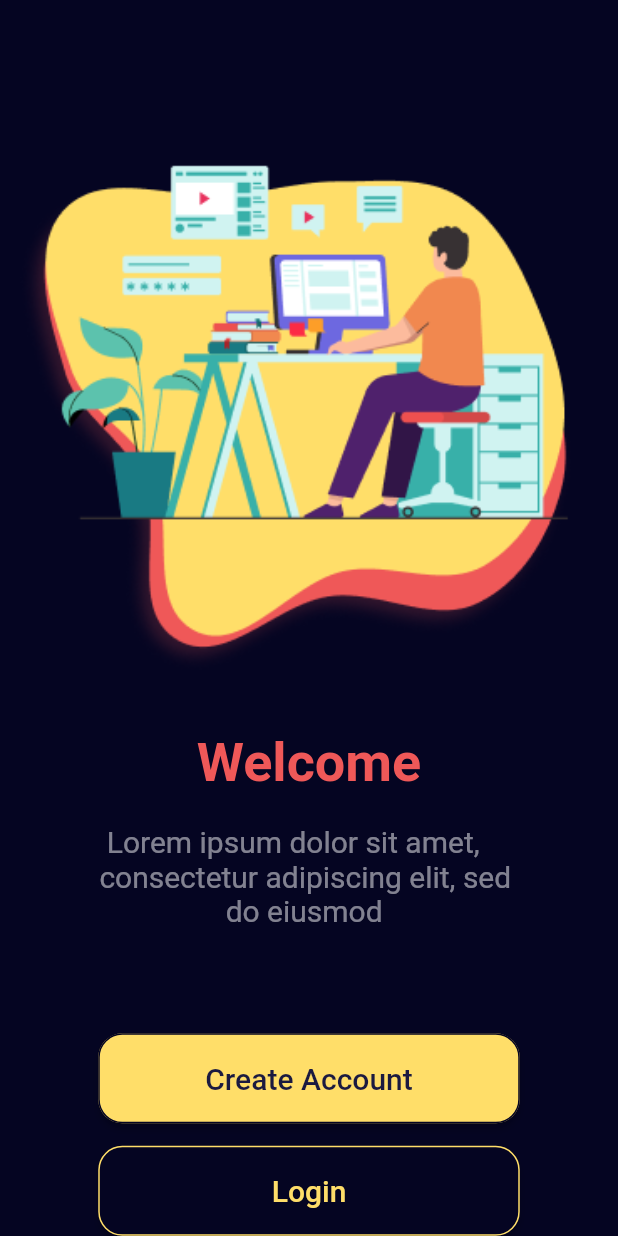
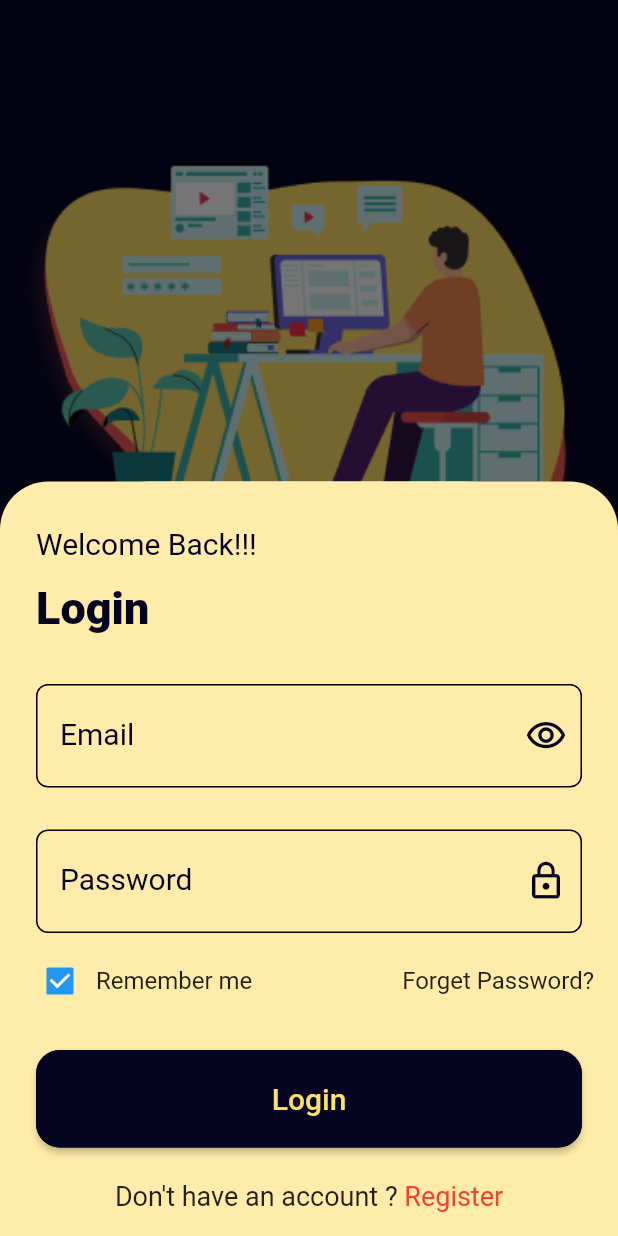
Before and after one commit to Karim-Elbahnasawy/Login_Register, a Flutter app: the screen it shows after launch, after a tap on "Login", on a phone screen of 412 x 824 dp. Run offline on Flutter 3.47's test engine with Material 2 defaults, Android fonts, the phone set to English and light mode, and no system bars.

Commit message:
finish_login_bottom_sheet_ui

```diff
--- a/lib/core/utils/styles.dart
+++ b/lib/core/utils/styles.dart
@@ -20,4 +20,7 @@ abstract class Styles {
   static const textStyle18 = TextStyle(
     fontSize: 18,
   );
+  static const textStyle16 = TextStyle(
+    fontSize: 16,
+  );
 }
--- a/lib/views/home_view.dart
+++ b/lib/views/home_view.dart
@@ -1,6 +1,7 @@
 import 'package:flutter/material.dart';
 import 'package:login_register/core/utils/consntants.dart';
 import 'package:login_register/core/utils/styles.dart';
+import 'package:login_register/widgets/login_bottom_sheet.dart';
 import 'package:login_register/widgets/register_bottom_sheet.dart';
 import '../widgets/custom_elvated_button.dart';
 
@@ -81,7 +82,22 @@ class HomeView extends StatelessWidget {
                     height: 60,
                     child: CustomElvatedButton(
                       borderSide: const Color(0xffFFDE69),
-                      onPressed: () {},
+                      onPressed: () {
+                        showModalBottomSheet(
+                            isScrollControlled: true,
+                            context: context,
+                            shape: const RoundedRectangleBorder(
+                              borderRadius: BorderRadius.only(
+                                topLeft: Radius.circular(
+                                  100,
+                                ),
+                                topRight: Radius.circular(
+                                  100,
+                                ),
+                              ),
+                            ),
+                            builder: (context) => const LoginBottomSheet());
+                      },
                       backgroundColor: kPrimaryColor,
                       color: const Color(0xffFFDE69),
                       text: 'Login',
--- /dev/null
+++ b/lib/widgets/login_bottom_sheet.dart
@@ -0,0 +1,149 @@
+import 'package:flutter/material.dart';
+import 'package:login_register/core/utils/consntants.dart';
+import 'package:login_register/core/utils/styles.dart';
+import 'package:login_register/widgets/custom_elvated_button.dart';
+import 'package:login_register/widgets/custom_text_form_field.dart';
+
+class LoginBottomSheet extends StatelessWidget {
+  const LoginBottomSheet({super.key});
+
+  @override
+  Widget build(BuildContext context) {
+    return Form(
+      child: Container(
+        decoration: const BoxDecoration(
+          color: Color(0xffFFECAA),
+          borderRadius: BorderRadius.only(
+            topLeft: Radius.circular(32),
+            topRight: Radius.circular(32),
+          ),
+        ),
+        child: Padding(
+          padding: const EdgeInsets.all(16),
+          child: Column(
+            mainAxisSize: MainAxisSize.min,
+            crossAxisAlignment: CrossAxisAlignment.start,
+            children: [
+              const SizedBox(
+                height: 14,
+              ),
+              Padding(
+                padding: const EdgeInsets.only(left: 8),
+                child: Text(
+                  'Welcome Back!!!',
+                  style: Styles.textStyle20.copyWith(
+                    color: const Color(0xff050522),
+                  ),
+                ),
+              ),
+              const SizedBox(
+                height: 14,
+              ),
+              Padding(
+                padding: const EdgeInsets.only(left: 8.0),
+                child: Text(
+                  'Login',
+                  style: Styles.textStyle30.copyWith(
+                    fontWeight: FontWeight.w900,
+                    color: const Color(0xff050522),
+                  ),
+                ),
+              ),
+              const SizedBox(
+                height: 25,
+              ),
+              CustomTextFormField(
+                labelText: 'Email',
+                hintText: 'Please enter your email',
+                suffixIcon: IconButton(
+                  color: const Color(0xff050522),
+                  onPressed: () {},
+                  icon: const Icon(
+                    Icons.visibility_outlined,
+                    size: 28,
+                  ),
+                ),
+              ),
+              const SizedBox(
+                height: 12,
+              ),
+              CustomTextFormField(
+                labelText: 'Password',
+                hintText: 'Please enter your password',
+                suffixIcon: IconButton(
+                  color: const Color(0xff050522),
+                  onPressed: () {},
+                  icon: const Icon(
+                    Icons.lock_outline,
+                    size: 28,
+                  ),
+                ),
+              ),
+              Row(
+                mainAxisAlignment: MainAxisAlignment.spaceBetween,
+                children: [
+                  Row(
+                    children: [
+                      Checkbox(
+                        value: true,
+                        onChanged: (value) {},
+                      ),
+                      const Text(
+                        'Remember me',
+                        style: Styles.textStyle16,
+                      ),
+                    ],
+                  ),
+                  const Text(
+                    'Forget Password?',
+                    style: Styles.textStyle16,
+                  ),
+                ],
+              ),
+              const SizedBox(
+                height: 22,
+              ),
+              Center(
+                child: SizedBox(
+                  width: double.infinity,
+                  height: 65,
+                  child: Padding(
+                    padding: const EdgeInsets.symmetric(horizontal: 8),
+                    child: CustomElvatedButton(
+                      borderSide: kPrimaryColor,
+                      text: 'Login',
+                      backgroundColor: kPrimaryColor,
+                      color: const Color(0xffFFDE69),
+                      onPressed: () {},
+                    ),
+                  ),
+                ),
+              ),
+              const SizedBox(
+                height: 22,
+              ),
+              Row(
+                mainAxisAlignment: MainAxisAlignment.center,
+                children: [
+                  const Text(
+                    'Don\'t have an account ? ',
+                    style: Styles.textStyle18,
+                  ),
+                  InkWell(
+                    onTap: () {},
+                    child: Text(
+                      'Register',
+                      style: Styles.textStyle18.copyWith(
+                        color: Colors.red,
+                      ),
+                    ),
+                  ),
+                ],
+              ),
+            ],
+          ),
+        ),
+      ),
+    );
+  }
+}
```
